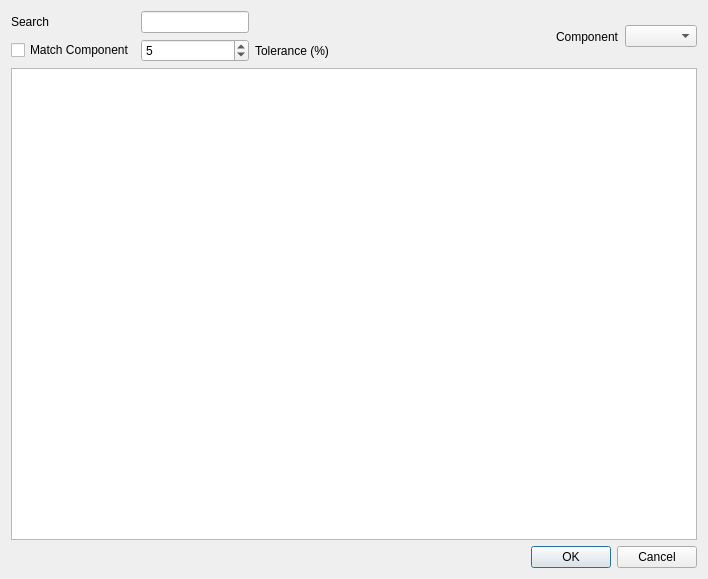
First picture: the form in Ui/DialogLookup.ui, repository davesrocketshop/Rocket, before the edit.
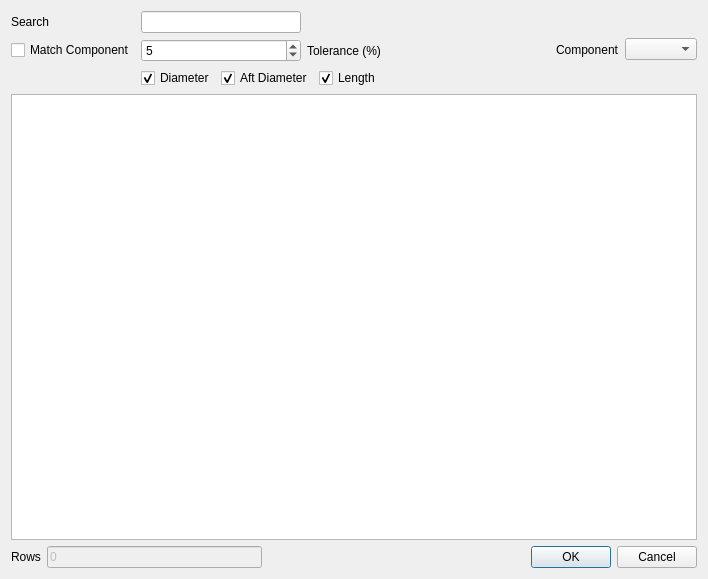
Second picture: the form after the edit. Custom widgets are drawn as their Qt base class.

Commit message: Component lookup enhancements

Patch:
```diff
--- a/Ui/DialogLookup.ui
+++ b/Ui/DialogLookup.ui
@@ -18,23 +18,6 @@
     <layout class="QHBoxLayout" name="horizontalLayout">
      <item>
       <layout class="QGridLayout" name="gridLayout_2">
-       <item row="0" column="1">
-        <widget class="QLineEdit" name="searchInput"/>
-       </item>
-       <item row="1" column="0">
-        <widget class="QCheckBox" name="matchCheckbox">
-         <property name="text">
-          <string>Match Component</string>
-         </property>
-        </widget>
-       </item>
-       <item row="0" column="0">
-        <widget class="QLabel" name="seachLabel">
-         <property name="text">
-          <string>Search</string>
-         </property>
-        </widget>
-       </item>
        <item row="1" column="2">
         <widget class="QLabel" name="toleranceLabel">
          <property name="text">
@@ -55,12 +38,103 @@
          </property>
         </widget>
        </item>
+       <item row="0" column="1">
+        <widget class="QLineEdit" name="searchInput"/>
+       </item>
+       <item row="1" column="0">
+        <widget class="QCheckBox" name="matchCheckbox">
+         <property name="text">
+          <string>Match Component</string>
+         </property>
+        </widget>
+       </item>
+       <item row="0" column="0">
+        <widget class="QLabel" name="seachLabel">
+         <property name="text">
+          <string>Search</string>
+         </property>
+        </widget>
+       </item>
+       <item row="2" column="1" colspan="2">
+        <layout class="QHBoxLayout" name="horizontalLayout_4">
+         <item>
+          <widget class="Gui::PrefCheckBox" name="matchDiameterCheckbox">
+           <property name="toolTip">
+            <string>Match the diameter of the component</string>
+           </property>
+           <property name="text">
+            <string>Diameter</string>
+           </property>
+           <property name="checked">
+            <bool>true</bool>
+           </property>
+           <property name="prefEntry" stdset="0">
+            <cstring>MatchDiameter</cstring>
+           </property>
+           <property name="prefPath" stdset="0">
+            <cstring>Mod/Material/Resources/Modules/Rocket/Dialog/DialogLookup</cstring>
+           </property>
+          </widget>
+         </item>
+         <item>
+          <widget class="Gui::PrefCheckBox" name="matchAftDiameterCheckbox">
+           <property name="toolTip">
+            <string>Match the aft diameter of the component</string>
+           </property>
+           <property name="text">
+            <string>Aft Diameter</string>
+           </property>
+           <property name="checked">
+            <bool>true</bool>
+           </property>
+           <property name="prefEntry" stdset="0">
+            <cstring>MatchAftDiameter</cstring>
+           </property>
+           <property name="prefPath" stdset="0">
+            <cstring>Mod/Material/Resources/Modules/Rocket/Dialog/DialogLookup</cstring>
+           </property>
+          </widget>
+         </item>
+         <item>
+          <widget class="Gui::PrefCheckBox" name="matchLengthCheckbox">
+           <property name="toolTip">
+            <string>Match the length of the component</string>
+           </property>
+           <property name="text">
+            <string>Length</string>
+           </property>
+           <property name="checked">
+            <bool>true</bool>
+           </property>
+           <property name="prefEntry" stdset="0">
+            <cstring>MatchLength</cstring>
+           </property>
+           <property name="prefPath" stdset="0">
+            <cstring>Mod/Material/Resources/Modules/Rocket/Dialog/DialogLookup</cstring>
+           </property>
+          </widget>
+         </item>
+         <item>
+          <spacer name="horizontalSpacer_2">
+           <property name="orientation">
+            <enum>Qt::Orientation::Horizontal</enum>
+           </property>
+           <property name="sizeHint" stdset="0">
+            <size>
+             <width>0</width>
+             <height>20</height>
+            </size>
+           </property>
+          </spacer>
+         </item>
+        </layout>
+       </item>
       </layout>
      </item>
      <item>
       <spacer name="horizontalSpacer">
        <property name="orientation">
-        <enum>Qt::Horizontal</enum>
+        <enum>Qt::Orientation::Horizontal</enum>
        </property>
        <property name="sizeHint" stdset="0">
         <size>
@@ -86,11 +160,45 @@
     <widget class="QTableView" name="dbTable"/>
    </item>
    <item>
-    <widget class="QDialogButtonBox" name="buttonBox">
-     <property name="standardButtons">
-      <set>QDialogButtonBox::Cancel|QDialogButtonBox::Ok</set>
-     </property>
-    </widget>
+    <layout class="QHBoxLayout" name="horizontalLayout_2">
+     <item>
+      <widget class="QLabel" name="label">
+       <property name="text">
+        <string>Rows</string>
+       </property>
+      </widget>
+     </item>
+     <item>
+      <widget class="QLineEdit" name="rowsEdit">
+       <property name="enabled">
+        <bool>false</bool>
+       </property>
+       <property name="text">
+        <string>0</string>
+       </property>
+      </widget>
+     </item>
+     <item>
+      <spacer name="horizontalSpacer_3">
+       <property name="orientation">
+        <enum>Qt::Orientation::Horizontal</enum>
+       </property>
+       <property name="sizeHint" stdset="0">
+        <size>
+         <width>0</width>
+         <height>20</height>
+        </size>
+       </property>
+      </spacer>
+     </item>
+     <item>
+      <widget class="QDialogButtonBox" name="buttonBox">
+       <property name="standardButtons">
+        <set>QDialogButtonBox::StandardButton::Cancel|QDialogButtonBox::StandardButton::Ok</set>
+       </property>
+      </widget>
+     </item>
+    </layout>
    </item>
   </layout>
  </widget>
@@ -100,6 +208,11 @@
    <extends>QSpinBox</extends>
    <header>Gui/PrefWidgets.h</header>
   </customwidget>
+  <customwidget>
+   <class>Gui::PrefCheckBox</class>
+   <extends>QCheckBox</extends>
+   <header>Gui/PrefWidgets.h</header>
+  </customwidget>
  </customwidgets>
  <tabstops>
   <tabstop>searchInput</tabstop>
```
Left out of the diff: 3 changed lines with no effect on the pictures. The commit also changes 2 other files.
